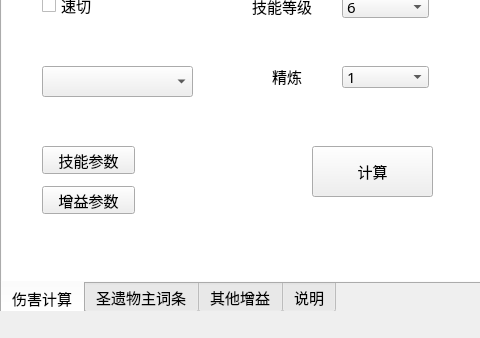
This is data/test.ui in gaofrank1986/gmi15 as Qt 5 draws it before an edit; both pictures show x 0 to 480 and y 166 to 504 of the 1270 by 504 pixel window. The edited form follows.
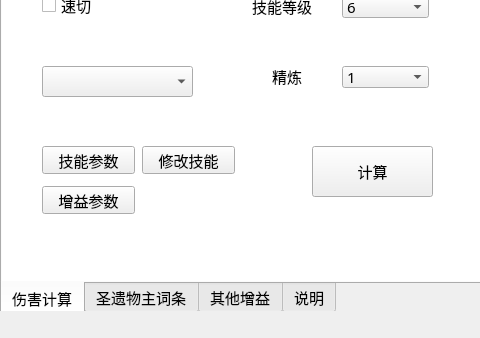
This is the edited form. The open tabs and pages were chosen to show the change. Icons and pictures are not drawn.

Commit message: 增加 修改技能“

```diff
--- a/data/test.ui
+++ b/data/test.ui
@@ -63,7 +63,7 @@
      <enum>QTabWidget::Rounded</enum>
     </property>
     <property name="currentIndex">
-     <number>1</number>
+     <number>0</number>
     </property>
     <widget class="QWidget" name="tab">
      <attribute name="title">
@@ -412,6 +412,19 @@
        <string notr="true">background: url(./data/bg.png);	</string>
       </property>
      </widget>
+     <widget class="QPushButton" name="pb_change">
+      <property name="geometry">
+       <rect>
+        <x>140</x>
+        <y>310</y>
+        <width>93</width>
+        <height>28</height>
+       </rect>
+      </property>
+      <property name="text">
+       <string>修改技能</string>
+      </property>
+     </widget>
      <zorder>graphicsView</zorder>
      <zorder>tbl_2</zorder>
      <zorder>label</zorder>
@@ -431,6 +444,7 @@
      <zorder>label_17</zorder>
      <zorder>label2</zorder>
      <zorder>pb_buff</zorder>
+     <zorder>pb_change</zorder>
     </widget>
     <widget class="QWidget" name="tab_4">
      <attribute name="title">
@@ -1149,8 +1163,8 @@
         <rect>
          <x>0</x>
          <y>0</y>
-         <width>98</width>
-         <height>28</height>
+         <width>100</width>
+         <height>30</height>
         </rect>
        </property>
        <attribute name="label">
```
The commit also changes 4 other files.
